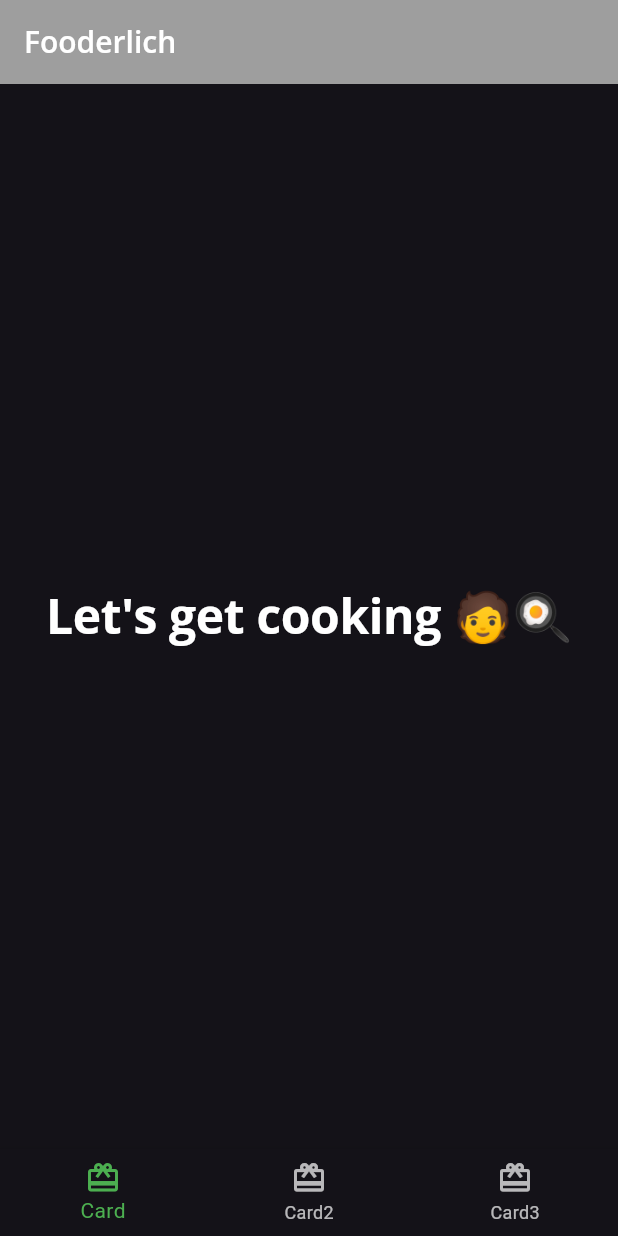
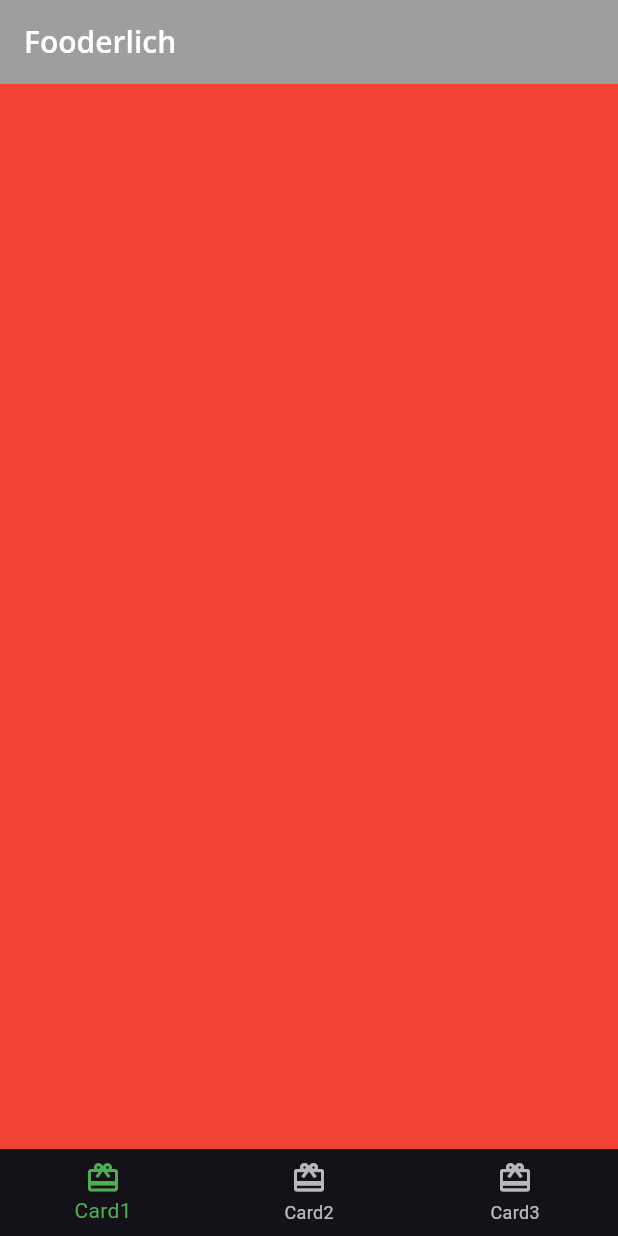
Before and after one commit to triastanto/flta-03-basic-widgets, a Flutter app: the screen it shows after launch, on a phone screen of 412 x 824 dp. Run offline on Flutter 3.47's test engine with Material 3 defaults, Android fonts, the phone set to English and light mode, and no system bars; our stand-ins replace google_fonts.

```diff
--- a/lib/home.dart
+++ b/lib/home.dart
@@ -8,7 +8,22 @@ class Home extends StatefulWidget {
 }
 
 class HomeState extends State<Home> {
-  // TODO: Add state variables and functions
+  int _selectedIndex = 0;
+
+  static List<Widget> pages = <Widget>[
+    // TODO: Replace with Card1
+    Container(color: Colors.red),
+    // TODO: Replace with Card2
+    Container(color: Colors.green),
+    // TODO: Replace with Card2
+    Container(color: Colors.blue),
+  ];
+
+  void _onItemTapped(int index) {
+    setState(() {
+      _selectedIndex = index;
+    });
+  }
 
   @override
   Widget build(BuildContext context) {
@@ -18,19 +33,15 @@ class HomeState extends State<Home> {
             Text('Fooderlich', style: Theme.of(context).textTheme.titleLarge),
       ),
       // TODO: Show selected tab
-      body: Center(
-        child: Text(
-          'Let\'s get cooking 🧑‍🍳',
-          style: Theme.of(context).textTheme.displayLarge,
-        ),
-      ),
+      body: pages[_selectedIndex],
       bottomNavigationBar: BottomNavigationBar(
         selectedItemColor: Theme.of(context).textSelectionTheme.selectionColor,
-        // TODO: Set selected tab bar
+        currentIndex: _selectedIndex,
+        onTap: _onItemTapped,
         items: const [
           BottomNavigationBarItem(
             icon: Icon(Icons.card_giftcard),
-            label: 'Card',
+            label: 'Card1',
           ),
           BottomNavigationBarItem(
             icon: Icon(Icons.card_giftcard),
```
